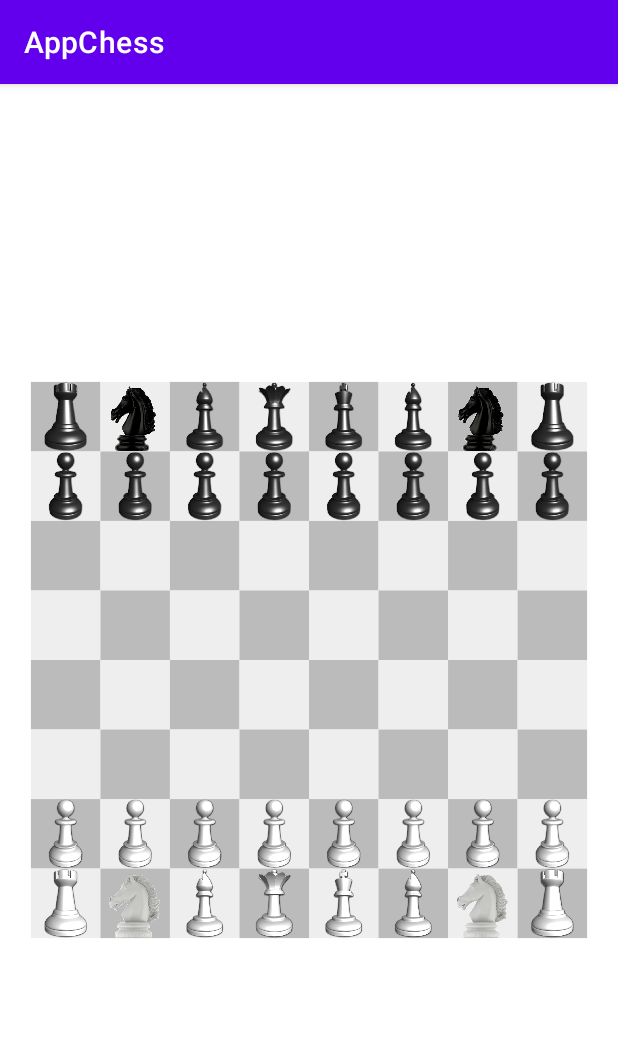
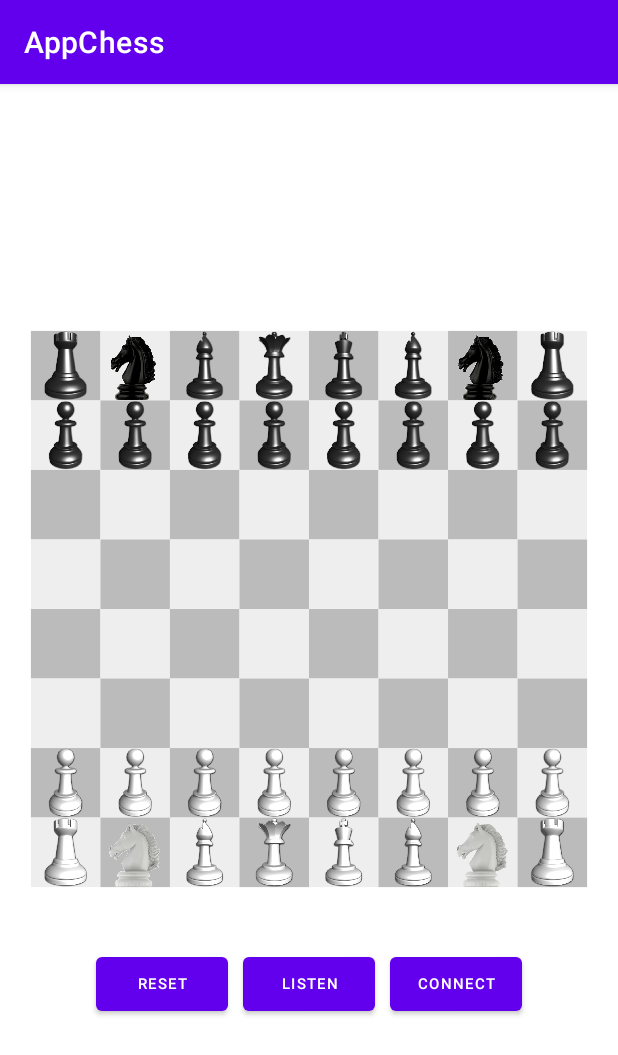
Before and after one commit to tomdss/App-Chess, an Android app: the screen it shows after launch (MainActivity), on a phone screen of 412 x 824 dp. Shown: the top 1055 px of the screen. Run offline under Robolectric (Android 15) with nearby library versions, the phone set to English and light mode, and no system bars.

Commit message:
Add button and connect

```diff
--- a/app/src/main/AndroidManifest.xml
+++ b/app/src/main/AndroidManifest.xml
@@ -1,6 +1,8 @@
 <?xml version="1.0" encoding="utf-8"?>
 <manifest xmlns:android="http://schemas.android.com/apk/res/android"
     xmlns:tools="http://schemas.android.com/tools" >
+
+    <uses-permission android:name="android.permission.INTERNET"/>
 
     <application
         android:allowBackup="true"
@@ -14,7 +16,8 @@
         tools:targetApi="31" >
         <activity
             android:name=".MainActivity"
-            android:exported="true" >
+            android:exported="true"
+            android:screenOrientation="portrait">
             <intent-filter>
                 <action android:name="android.intent.action.MAIN" />
 
--- a/app/src/main/java/com/example/appchess/ChessModel.kt
+++ b/app/src/main/java/com/example/appchess/ChessModel.kt
@@ -18,7 +18,7 @@ class ChessModel {
         Log.d(TAG, toString())
     }
 
-    private fun reset() {
+    fun reset() {
         piecesBox.removeAll(piecesBox)
         for (i in 0..1) {
             piecesBox.add(
--- a/app/src/main/java/com/example/appchess/ChessView.kt
+++ b/app/src/main/java/com/example/appchess/ChessView.kt
@@ -33,6 +33,8 @@ class ChessView(context: Context?, attrs: AttributeSet?) : View(context, attrs)
 
     var chessDelegate: ChessDelegate? = null
 
+    var movingPieceBitmap: Bitmap? = null
+
     private val imgResIds = setOf(
         R.drawable.queen_black,
         R.drawable.queen_white,
@@ -53,6 +55,13 @@ class ChessView(context: Context?, attrs: AttributeSet?) : View(context, attrs)
         loadBitmaps()
     }
 
+    override fun onMeasure(widthMeasureSpec: Int, heightMeasureSpec: Int) {
+        super.onMeasure(widthMeasureSpec, heightMeasureSpec)
+        Log.d(TAG, "onMeasure w = $width, h = $height")
+        val minMeasure = min(widthMeasureSpec, heightMeasureSpec)
+        setMeasuredDimension(minMeasure, minMeasure)
+    }
+
     override fun onDraw(canvas: Canvas) {
         Log.d(TAG, "onDraw canvas w = $width, h = $height")
         val chessSideMin = min(width, height) * scaleFactor
@@ -71,6 +80,9 @@ class ChessView(context: Context?, attrs: AttributeSet?) : View(context, attrs)
                 fromCol = ((event.x - originX) / cellSide).toInt()
                 fromRow = 7 - ((event.y - originY) / cellSide).toInt()
                 Log.d(TAG, "onTouchEvents ACTION_DOWN $fromCol, $fromRow")
+                chessDelegate?.pieceAtInterface(fromCol, fromRow)?.let {
+                    movingPieceBitmap = bitmaps[it.resId]
+                }
             }
 
             MotionEvent.ACTION_MOVE -> {
@@ -85,6 +97,7 @@ class ChessView(context: Context?, attrs: AttributeSet?) : View(context, attrs)
                 val row = 7 -((event.y - originY) / cellSide).toInt()
                 Log.d(TAG, "onTouchEvents ACTION_UP $col, $row")
                 chessDelegate?.movePiece(fromCol, fromRow, col, row)
+                movingPieceBitmap = null
             }
         }
         return true
@@ -100,10 +113,9 @@ class ChessView(context: Context?, attrs: AttributeSet?) : View(context, attrs)
                 }
             }
         }
-        chessDelegate?.pieceAtInterface(fromCol, fromRow)?.let {
-            val bitmap = bitmaps[it.resId] ?: return
+        movingPieceBitmap?.let {
             canvas.drawBitmap(
-                bitmap,
+                it,
                 null,
                 RectF(
                     fromMovingCol - cellSide/2,
@@ -114,6 +126,21 @@ class ChessView(context: Context?, attrs: AttributeSet?) : View(context, attrs)
                 null
             )
         }
+
+//        chessDelegate?.pieceAtInterface(fromCol, fromRow)?.let {
+//            val bitmap = bitmaps[it.resId] ?: return
+//            canvas.drawBitmap(
+//                bitmap,
+//                null,
+//                RectF(
+//                    fromMovingCol - cellSide/2,
+//                    fromMovingRow - cellSide/2,
+//                    fromMovingCol + cellSide/2,
+//                    fromMovingRow + cellSide/2
+//                ),
+//                null
+//            )
+//        }
     }
 
     private fun drawPieceAt(canvas: Canvas, col: Int, row: Int, drawableResId: Int) {
--- a/app/src/main/java/com/example/appchess/MainActivity.kt
+++ b/app/src/main/java/com/example/appchess/MainActivity.kt
@@ -2,7 +2,12 @@ package com.example.appchess
 
 import android.os.Bundle
 import android.util.Log
+import android.widget.Button
 import androidx.appcompat.app.AppCompatActivity
+import java.io.PrintWriter
+import java.net.Socket
+import java.util.Scanner
+import java.util.concurrent.Executors
 
 class MainActivity : AppCompatActivity(), ChessDelegate {
 
@@ -10,7 +15,10 @@ class MainActivity : AppCompatActivity(), ChessDelegate {
 
     private var chessModel = ChessModel()
 
-    val chessView: ChessView by lazy { findViewById(R.id.chess_view) }
+    private val chessView: ChessView by lazy { findViewById(R.id.chess_view) }
+    private val resetButton: Button by lazy { findViewById(R.id.btn_reset) }
+    private val listenButton: Button by lazy { findViewById(R.id.btn_listen) }
+    private val connectButton: Button by lazy { findViewById(R.id.btn_connect) }
 
 
     override fun onCreate(savedInstanceState: Bundle?) {
@@ -18,7 +26,24 @@ class MainActivity : AppCompatActivity(), ChessDelegate {
         setContentView(R.layout.activity_main)
         chessView.chessDelegate = this
         Log.d(TAG, "$chessModel")
-
+        resetButton.setOnClickListener {
+            chessModel.reset()
+            chessView.invalidate()
+        }
+        listenButton.setOnClickListener {
+            Log.d(TAG, "listen")
+        }
+        connectButton.setOnClickListener {
+            Log.d(TAG, "connect")
+/*            Executors.newSingleThreadExecutor().execute {
+                val socket = Socket("localhost", 50000)
+                val scanner = Scanner(socket.getInputStream())
+                val printWriter = PrintWriter(socket.getOutputStream())
+                while (scanner.hasNextLine()) {
+                    Log.d(TAG, "scanner ${scanner.nextLine()}")
+                }
+            }*/
+        }
     }
 
     override fun pieceAtInterface(col: Int, row: Int): ChessPiece? {
--- a/app/src/main/res/layout/activity_main.xml
+++ b/app/src/main/res/layout/activity_main.xml
@@ -1,11 +1,48 @@
 <?xml version="1.0" encoding="utf-8"?>
 
-<com.example.appchess.ChessView
-    android:id="@+id/chess_view"
-    xmlns:android="http://schemas.android.com/apk/res/android"
-    xmlns:app="http://schemas.android.com/apk/res-auto"
-    xmlns:tools="http://schemas.android.com/tools"
-    android:background="@color/white"
-    android:visibility="visible"
+<LinearLayout xmlns:android="http://schemas.android.com/apk/res/android"
     android:layout_width="match_parent"
-    android:layout_height="match_parent"/>
+    android:layout_height="match_parent"
+    android:gravity="center"
+    android:orientation="vertical">
+
+    <com.example.appchess.ChessView
+        android:id="@+id/chess_view"
+        android:layout_width="wrap_content"
+        android:layout_height="wrap_content"
+        android:background="@color/white"
+        android:visibility="visible" />
+
+    <LinearLayout
+        android:layout_width="match_parent"
+        android:layout_height="wrap_content"
+        android:layout_marginTop="20dp"
+        android:gravity="center"
+        android:orientation="horizontal">
+
+        <Button
+            android:id="@+id/btn_reset"
+            android:layout_width="wrap_content"
+            android:layout_height="wrap_content"
+            android:textSize="10sp"
+            android:text="@string/app_reset" />
+
+        <Button
+            android:id="@+id/btn_listen"
+            android:layout_width="wrap_content"
+            android:layout_height="wrap_content"
+            android:layout_marginHorizontal="10dp"
+            android:textSize="10sp"
+            android:text="@string/app_listen" />
+
+        <Button
+            android:id="@+id/btn_connect"
+            android:layout_width="wrap_content"
+            android:layout_height="wrap_content"
+            android:textSize="10sp"
+            android:text="@string/app_connect" />
+
+    </LinearLayout>
+
+
+</LinearLayout>
--- a/app/src/main/res/values/strings.xml
+++ b/app/src/main/res/values/strings.xml
@@ -1,3 +1,6 @@
 <resources>
     <string name="app_name">AppChess</string>
+    <string name="app_reset">Reset</string>
+    <string name="app_listen">Listen</string>
+    <string name="app_connect">Connect</string>
 </resources>
```
